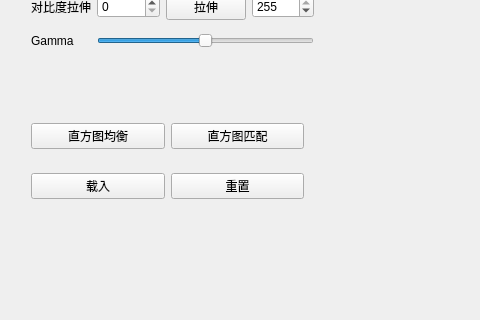
Qt form photoshop.ui (zhaohengz/DIP-Photo) before a commit; both pictures show x 0 to 480 and y 143 to 463 of the 1060 by 612 pixel window.
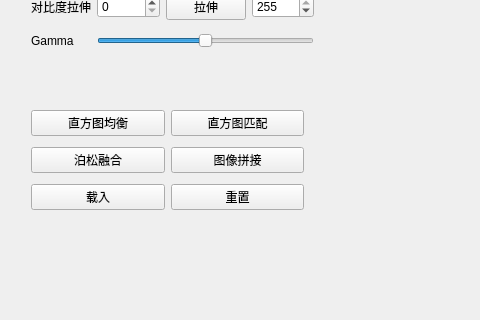
The same form after that commit.

What changed in the file:
```diff
--- a/photoshop.ui
+++ b/photoshop.ui
@@ -137,14 +137,14 @@
      </rect>
     </property>
     <layout class="QGridLayout" name="gridLayout_2">
-     <item row="0" column="2">
-      <widget class="QPushButton" name="pushButtonHistogramMatch">
+     <item row="2" column="1">
+      <widget class="QPushButton" name="loadImage">
        <property name="text">
-        <string>直方图匹配</string>
+        <string>载入</string>
        </property>
       </widget>
      </item>
-     <item row="1" column="2">
+     <item row="2" column="2">
       <widget class="QPushButton" name="reset">
        <property name="text">
         <string>重置</string>
@@ -158,10 +158,24 @@
        </property>
       </widget>
      </item>
+     <item row="0" column="2">
+      <widget class="QPushButton" name="pushButtonHistogramMatch">
+       <property name="text">
+        <string>直方图匹配</string>
+       </property>
+      </widget>
+     </item>
      <item row="1" column="1">
-      <widget class="QPushButton" name="loadImage">
+      <widget class="QPushButton" name="pushButtonPoisson">
        <property name="text">
-        <string>载入</string>
+        <string>泊松融合</string>
+       </property>
+      </widget>
+     </item>
+     <item row="1" column="2">
+      <widget class="QPushButton" name="pushButtonStitch">
+       <property name="text">
+        <string>图像拼接</string>
        </property>
       </widget>
      </item>
```
